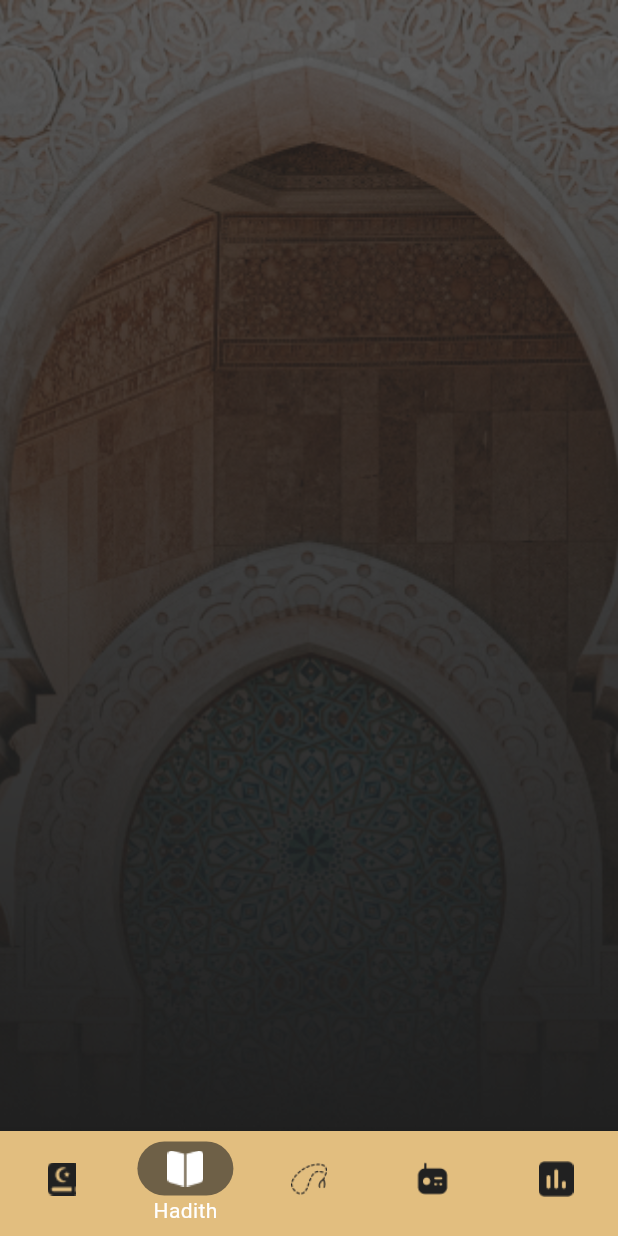
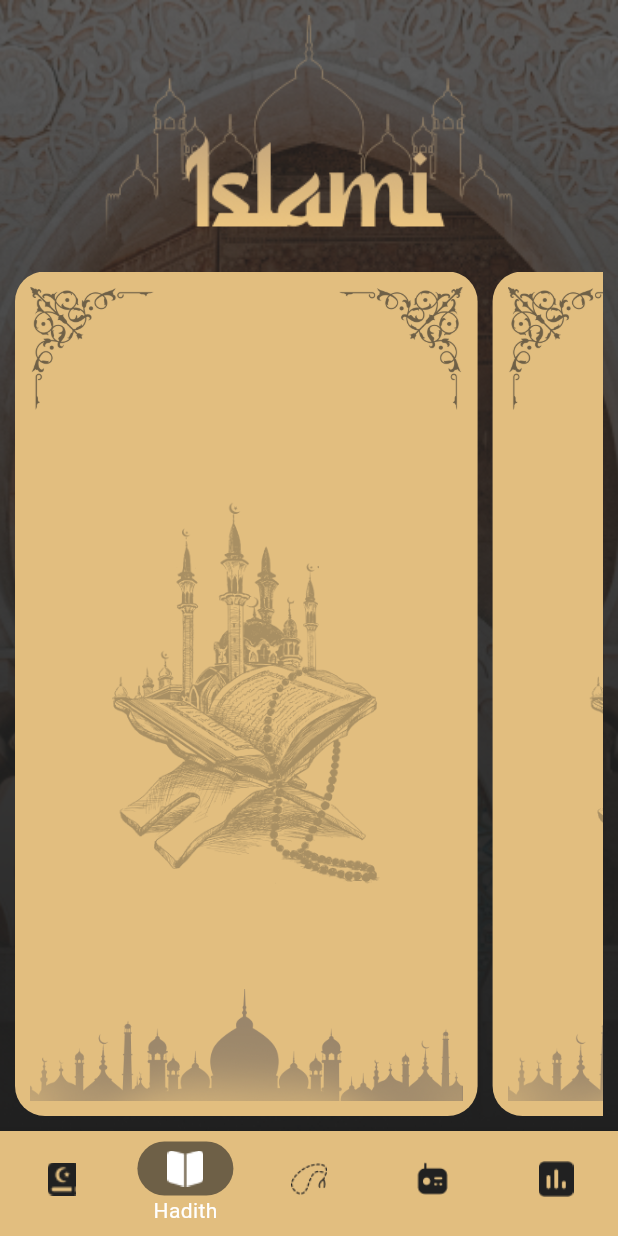
Before and after one commit to msalahzaki/islamy, a Flutter app: the Home screen opened directly, item 2 of the bottom bar chosen, on a phone screen of 412 x 824 dp. Run offline on Flutter 3.47's test engine with Material 3 defaults, Android fonts, the phone set to English and light mode, and no system bars; our stand-ins replace introduction_screen.

Commit message:
Hadith Screen Added

```diff
--- a/lib/home/tabs/hadith/hadith_screen.dart
+++ b/lib/home/tabs/hadith/hadith_screen.dart
@@ -1,15 +1,157 @@
 import 'package:flutter/material.dart';
+
+import '../../../core/utils/app_color.dart';
 
 class HadithScreen extends StatelessWidget {
   const HadithScreen({super.key});
 
   @override
   Widget build(BuildContext context) {
-    return Container(
-        decoration: const BoxDecoration(
-          image: DecorationImage(
-              image: AssetImage('assets/images/HadithBG.png'), // Your image file
-              fit: BoxFit.cover),
-        ));
+    Size size = MediaQuery.of(context).size;
+    return Container(padding: const EdgeInsets.all(10),
+      decoration: const BoxDecoration(
+        image: DecorationImage(
+            image: AssetImage('assets/images/HadithBG.png'), // Your image file
+            fit: BoxFit.cover),
+      ),
+      child:Column(
+        children: [
+          Center(child: Image.asset("assets/images/Logo.png")),
+          Expanded(child:
+          Row(
+            children: [
+              Expanded(
+    child: ListView(
+    scrollDirection: Axis.horizontal,
+    children: [
+    Container(
+    decoration: BoxDecoration(
+
+    color: AppColor.primarycolor,
+    borderRadius: BorderRadius.circular(20)),
+    padding: const EdgeInsets.all(10),
+    margin: const EdgeInsets.only(right: 10),
+    child: Stack(alignment: Alignment.center,
+      children: [
+        Image.asset("assets/images/introScreen/3.png",color: AppColor.semiblack.withOpacity(0.3),width: size.width*.6,fit: BoxFit.cover,),
+        Align(
+            alignment: Alignment.bottomCenter,
+            child: Image.asset("assets/images/SuraScreen/tail.png",width: size.width*0.7 ,),
+
+        ),
+        Positioned(
+          top: 0, // Position the right image near the top-right
+          right: 0,
+          child: ImageIcon(
+            const AssetImage("assets/images/SuraScreen/Right.png"),
+            size: size.width*0.2 ,
+            color: AppColor.semiblack,
+          ),
+        ),
+        Positioned(
+          top: 0, // Position the left image near the top-left
+          left: 0,
+          child: ImageIcon(
+            AssetImage("assets/images/SuraScreen/left.png"),
+            size: size.width*0.2 ,
+            color: AppColor.semiblack,
+          ),
+        ),
+
+
+      ],
+    ),
+
+    ),
+      Container(
+        decoration: BoxDecoration(
+
+            color: AppColor.primarycolor,
+            borderRadius: BorderRadius.circular(20)),
+        padding: const EdgeInsets.all(10),
+        margin: const EdgeInsets.only(right: 10),
+        child: Stack(alignment: Alignment.center,
+          children: [
+            Image.asset("assets/images/introScreen/3.png",color: AppColor.semiblack.withOpacity(0.3),width: size.width*.6,fit: BoxFit.cover,),
+            Align(
+              alignment: Alignment.bottomCenter,
+              child: Image.asset("assets/images/SuraScreen/tail.png",width: size.width*0.7 ,),
+
+            ),
+            Positioned(
+              top: 0, // Position the right image near the top-right
+              right: 0,
+              child: ImageIcon(
+                const AssetImage("assets/images/SuraScreen/Right.png"),
+                size: size.width*0.2 ,
+                color: AppColor.semiblack,
+              ),
+            ),
+            Positioned(
+              top: 0, // Position the left image near the top-left
+              left: 0,
+              child: ImageIcon(
+                AssetImage("assets/images/SuraScreen/left.png"),
+                size: size.width*0.2 ,
+                color: AppColor.semiblack,
+              ),
+            ),
+
+
+          ],
+        ),
+
+      ),
+      Container(
+        decoration: BoxDecoration(
+
+            color: AppColor.primarycolor,
+            borderRadius: BorderRadius.circular(20)),
+        padding: const EdgeInsets.all(10),
+        margin: const EdgeInsets.only(right: 10),
+        child: Stack(alignment: Alignment.center,
+          children: [
+            Image.asset("assets/images/introScreen/3.png",color: AppColor.semiblack.withOpacity(0.3),width: size.width*.6,fit: BoxFit.cover,),
+            Align(
+              alignment: Alignment.bottomCenter,
+              child: Image.asset("assets/images/SuraScreen/tail.png",width: size.width*0.7 ,),
+
+            ),
+            Positioned(
+              top: 0, // Position the right image near the top-right
+              right: 0,
+              child: ImageIcon(
+                const AssetImage("assets/images/SuraScreen/Right.png"),
+                size: size.width*0.2 ,
+                color: AppColor.semiblack,
+              ),
+            ),
+            Positioned(
+              top: 0, // Position the left image near the top-left
+              left: 0,
+              child: ImageIcon(
+                AssetImage("assets/images/SuraScreen/left.png"),
+                size: size.width*0.2 ,
+                color: AppColor.semiblack,
+              ),
+            ),
+
+
+          ],
+        ),
+
+      ),
+
+    ],
+    ),
+                ),
+
+            ],
+          )
+          )
+         ]
+
+      ),
+    );
   }
 }
--- a/lib/home/tabs/quran/quran_screen.dart
+++ b/lib/home/tabs/quran/quran_screen.dart
@@ -14,7 +14,7 @@
 class _QuranScreenState extends State<QuranScreen> {
   bool show = true;
 
-  //List<Map<String, dynamic>> quranSurahs = DatLists.quranSurahs;
+
   List arabicQuranSuras = SurasList.arabicQuranSuras;
   List englishQuranSurahs = SurasList.englishQuranSurahs;
   List AyaNumber = SurasList.AyaNumber;
@@ -185,7 +185,6 @@
       englishQuranSurahs = FilterdenglishQuranSurahs;
       AyaNumber = FilterdAyaNumber;
       suraNumber = FilterdsuraNumber;
-      print(suraNumber);
       show = false;
     }
 
--- a/lib/home/tabs/quran/sura_screen.dart
+++ b/lib/home/tabs/quran/sura_screen.dart
@@ -19,7 +19,6 @@
 
 class _SuraScreenState extends State<SuraScreen> {
   late String content;
-
   @override
   void initState() {
     super.initState();
@@ -29,6 +28,7 @@
 
   @override
   Widget build(BuildContext context) {
+Size size = MediaQuery.of(context).size;
     return Scaffold(
       appBar: AppBar(
         centerTitle: true,
@@ -43,40 +43,40 @@
           Align(
               alignment: Alignment.bottomCenter,
               child: Image.asset("assets/images/SuraScreen/tail.png")),
-          const Align(
+          Align(
             alignment: Alignment.topRight,
             child: ImageIcon(
-              AssetImage("assets/images/SuraScreen/Right.png"),
-              size: 100,
+              const AssetImage("assets/images/SuraScreen/Right.png"),
+              size: size.width*0.2 ,
               color: AppColor.primarycolor,
             ),
           ),
-          const Align(
+           Align(
             alignment: Alignment.topLeft,
             child: ImageIcon(
               AssetImage("assets/images/SuraScreen/left.png"),
-              size: 100,
+              size: size.width*0.2 ,
               color: AppColor.primarycolor,
             ),
           ),
           Column(
             children: [
               SizedBox(
-                height: 50,
+                height: size.height*.02,
               ),
               Text(
                 widget.arabicTitle,
                 style: TextStyle(color: AppColor.primarycolor, fontSize: 20),
               ),
               SizedBox(
-                height: 50,
+                height: size.height*.02,
               ),
               Expanded(
                 child: SingleChildScrollView(
                   child: Container(
                       padding:
                           EdgeInsets.symmetric(vertical: 10, horizontal: 30),
-                      child: Text(
+                      child: Text( textAlign: TextAlign.justify,
                           textDirection: TextDirection.rtl,
                           style: TextStyle(
                               color: AppColor.primarycolor, fontSize: 16),
@@ -101,7 +101,7 @@
 
       // Process all lines
       for (var line in lines) {
-        content += "${line.trim()} ( $i ) ";
+        content += "${line.trim()} ($i) ";
         i++;
       }
 // Print the final concatenated content
--- a/lib/main.dart
+++ b/lib/main.dart
@@ -2,7 +2,7 @@
 import 'package:islamy/intro_screen.dart';
 
 import 'core/utils/app_theme.dart';
-import 'home/home.dart';
+
 
 void main() {
   runApp(const MyApp());
```
